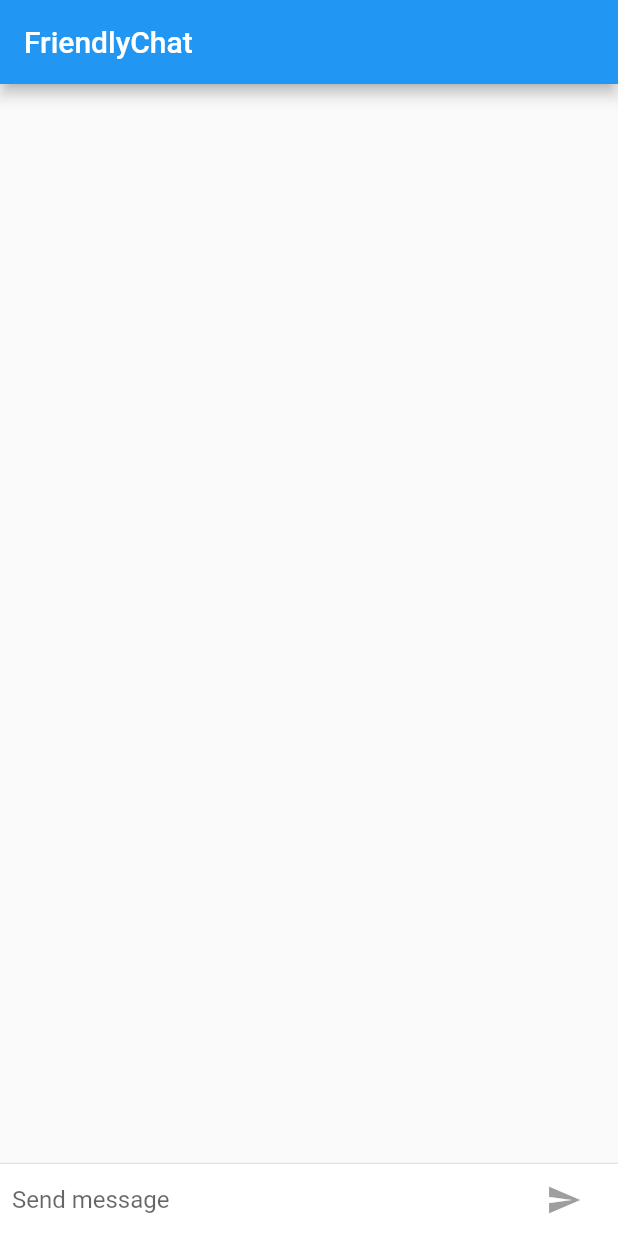
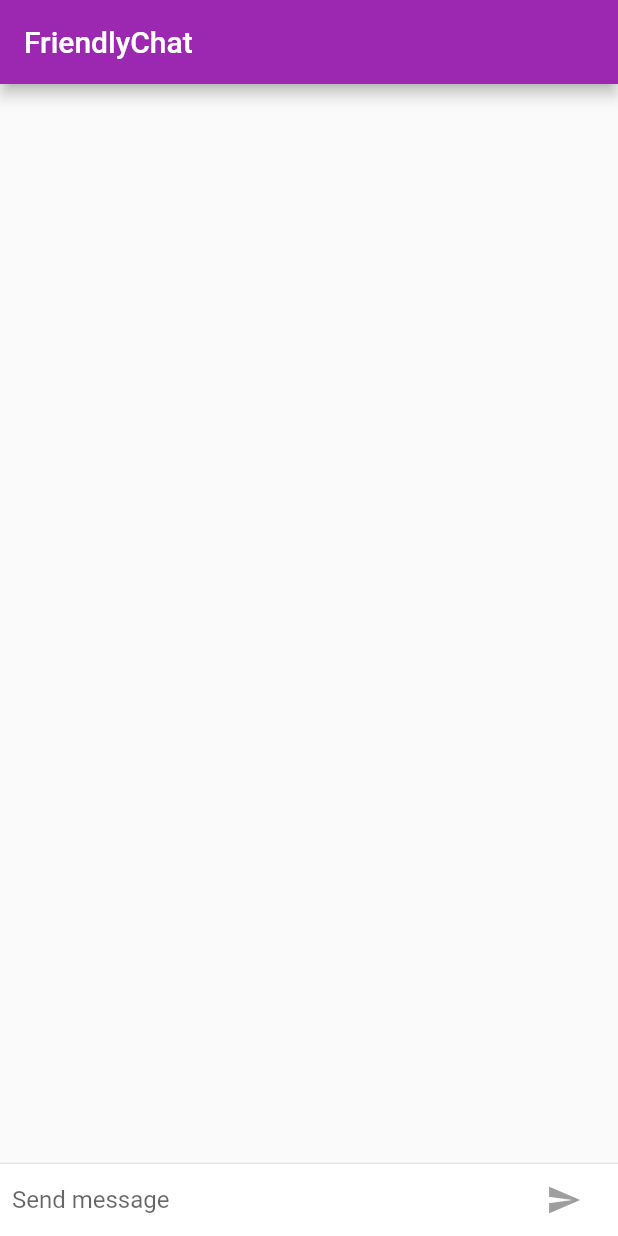
Before and after one commit to leodrumers/chat_message, a Flutter app: the screen it shows after launch, on a phone screen of 412 x 824 dp. Run offline on Flutter 3.47's test engine with Material 2 defaults, Android fonts, the phone set to English and light mode, and no system bars.

Commit message:
Creating custom design for each platform

```diff
--- a/lib/ChatMessage.dart
+++ b/lib/ChatMessage.dart
@@ -22,7 +22,8 @@ class ChatMessage extends StatelessWidget {
                 margin: const EdgeInsets.only(right: 16.0),
                 child: CircleAvatar(child: Text(_name[0])),
               ),
-              Column(
+              Expanded(
+                child: Column(
                   crossAxisAlignment: CrossAxisAlignment.start,
                   children: [
                     Text(_name, style: Theme.of(context).textTheme.headline4),
@@ -32,6 +33,7 @@ class ChatMessage extends StatelessWidget {
                     ),
                   ],
                 ),
+              ),
             ],
           )),
     );
--- a/lib/ChatScreen.dart
+++ b/lib/ChatScreen.dart
@@ -1,4 +1,5 @@
 import 'package:basic_layouts/ChatMessage.dart';
+import 'package:flutter/cupertino.dart';
 import 'package:flutter/material.dart';
 
 class ChatScreen extends StatefulWidget {
@@ -15,23 +16,36 @@ class _ChatScreenState extends State<ChatScreen> with TickerProviderStateMixin {
   @override
   Widget build(BuildContext context) {
     return Scaffold(
-      appBar: AppBar(title: Text('FriendlyChat')),
-      body: Column(
+      appBar: AppBar(
+        title: Text('FriendlyChat'),
+        elevation: Theme.of(context).platform == TargetPlatform.iOS ? 0.0 : 4.0,
+      ),
+      body: Container(
+        child: Column(
           children: [
-          Flexible(
-            child: ListView.builder(
-              padding: EdgeInsets.all(8.0),
-              reverse: true,
-              itemBuilder: (_, int index) => _messages[index],
-              itemCount: _messages.length,
-            ),
-          ),
+            _flexibleListView(),
             Divider(height: 1.0),
             Container(
               decoration: BoxDecoration(color: Theme.of(context).cardColor),
               child: _buildTextComposer(),
             ),
           ],
+        ),
+        decoration: Theme.of(context).platform == TargetPlatform.iOS
+            ? BoxDecoration(
+                border: Border(top: BorderSide(color: Colors.grey[200])))
+            : null,
+      ),
+    );
+  }
+
+  Flexible _flexibleListView() {
+    return Flexible(
+      child: ListView.builder(
+        padding: EdgeInsets.all(8.0),
+        reverse: true,
+        itemBuilder: (_, int index) => _messages[index],
+        itemCount: _messages.length,
       ),
     );
   }
@@ -42,8 +56,14 @@ class _ChatScreenState extends State<ChatScreen> with TickerProviderStateMixin {
       child: Container(
         margin: EdgeInsets.symmetric(horizontal: 8.0),
         child: Row(
-          children: [
-            Flexible(
+          children: [_flexibleTextField(), _sendButton()],
+        ),
+      ),
+    );
+  }
+
+  Flexible _flexibleTextField() {
+    return Flexible(
       child: TextField(
         controller: _textController,
         onChanged: (String text) {
@@ -55,19 +75,27 @@ class _ChatScreenState extends State<ChatScreen> with TickerProviderStateMixin {
         decoration: InputDecoration.collapsed(hintText: 'Send message'),
         focusNode: _focusNode,
       ),
-            ),
-            Container(
+    );
+  }
+
+  Container _sendButton() {
+    var curpetinoButton = CupertinoButton(
+      child: Text('Send'),
+      onPressed:
+          _isComposing ? () => _handleSubmitted(_textController.text) : null,
+    );
+
+    var iconButton = IconButton(
+      icon: const Icon(Icons.send),
+      onPressed:
+          _isComposing ? () => _handleSubmitted(_textController.text) : null,
+    );
+
+    return Container(
         margin: EdgeInsets.symmetric(horizontal: 4.0),
-                child: IconButton(
-                  icon: const Icon(Icons.send),
-                  onPressed: _isComposing
-                      ? () => _handleSubmitted(_textController.text)
-                      : null,
-                ))
-          ],
-        ),
-      ),
-    );
+        child: Theme.of(context).platform == TargetPlatform.iOS
+            ? curpetinoButton
+            : iconButton);
   }
 
   void _handleSubmitted(String text) {
--- a/lib/FriendlyChatApp.dart
+++ b/lib/FriendlyChatApp.dart
@@ -1,5 +1,17 @@
 import 'package:flutter/material.dart';
+import 'package:flutter/foundation.dart';
+
 import 'ChatScreen.dart';
+
+final ThemeData kIosData = ThemeData(
+  primarySwatch: Colors.orange,
+  primaryColor: Colors.grey[100],
+  primaryColorBrightness: Brightness.light,
+);
+final ThemeData kDefaultTheme = ThemeData(
+  primarySwatch: Colors.purple,
+  accentColor: Colors.orangeAccent[400],
+);
 
 class FriendlyChatApp extends StatelessWidget {
   const FriendlyChatApp({
@@ -9,6 +21,9 @@ class FriendlyChatApp extends StatelessWidget {
   @override
   Widget build(BuildContext context) {
     return MaterialApp(
+      theme: defaultTargetPlatform == TargetPlatform.iOS
+        ? kIosData
+        : kDefaultTheme,
       title: 'Friendly Chat',
       home: ChatScreen(),
     );
```
Lines whose indentation alone changed are shown as unchanged.
